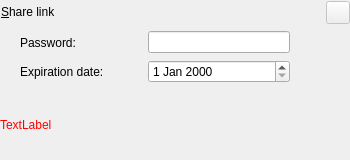
Above: src/gui/sharelinkwidget.ui from nextcloud/desktop before the change. Below: the same form after it.
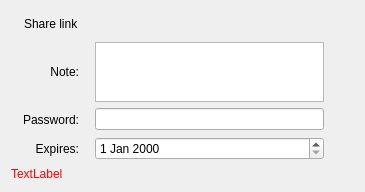
That is the form after the change. Icons and pictures are not drawn. Custom widgets are drawn as their Qt base class.

Commit message: Finishing PR #1154 adding note when sharing

```diff
--- a/src/gui/sharelinkwidget.ui
+++ b/src/gui/sharelinkwidget.ui
@@ -6,8 +6,8 @@
    <rect>
     <x>0</x>
     <y>0</y>
-    <width>350</width>
-    <height>160</height>
+    <width>365</width>
+    <height>192</height>
    </rect>
   </property>
   <property name="sizePolicy">
@@ -16,60 +16,266 @@
     <verstretch>0</verstretch>
    </sizepolicy>
   </property>
-  <layout class="QGridLayout" name="gridLayout">
-   <property name="leftMargin">
-    <number>0</number>
-   </property>
-   <property name="topMargin">
-    <number>0</number>
-   </property>
-   <property name="rightMargin">
-    <number>0</number>
-   </property>
-   <property name="bottomMargin">
-    <number>0</number>
-   </property>
-   <item row="2" column="1">
-    <widget class="QDateEdit" name="calendar">
-     <property name="sizePolicy">
-      <sizepolicy hsizetype="Minimum" vsizetype="Fixed">
-       <horstretch>1</horstretch>
-       <verstretch>0</verstretch>
-      </sizepolicy>
-     </property>
-    </widget>
+  <layout class="QVBoxLayout" name="verticalLayout">
+   <item>
+    <layout class="QHBoxLayout" name="horizontalLayout">
+     <item>
+      <widget class="QLabel" name="shareLinkIconLabel">
+       <property name="text">
+        <string notr="true"/>
+       </property>
+       <property name="pixmap">
+        <pixmap resource="../../client.qrc">:/client/resources/public.svg</pixmap>
+       </property>
+       <property name="alignment">
+        <set>Qt::AlignRight|Qt::AlignTrailing|Qt::AlignVCenter</set>
+       </property>
+      </widget>
+     </item>
+     <item>
+      <widget class="QLabel" name="shareLinkLabel">
+       <property name="text">
+        <string>Share link</string>
+       </property>
+      </widget>
+     </item>
+     <item>
+      <spacer name="horizontalSpacer">
+       <property name="orientation">
+        <enum>Qt::Horizontal</enum>
+       </property>
+       <property name="sizeHint" stdset="0">
+        <size>
+         <width>40</width>
+         <height>25</height>
+        </size>
+       </property>
+      </spacer>
+     </item>
+     <item>
+      <widget class="QProgressIndicator" name="progressIndicator" native="true"/>
+     </item>
+     <item>
+      <spacer name="horizontalSpacer_2">
+       <property name="orientation">
+        <enum>Qt::Horizontal</enum>
+       </property>
+       <property name="sizeHint" stdset="0">
+        <size>
+         <width>40</width>
+         <height>25</height>
+        </size>
+       </property>
+      </spacer>
+     </item>
+     <item>
+      <widget class="QPushButton" name="enableShareLink">
+       <property name="text">
+        <string/>
+       </property>
+       <property name="icon">
+        <iconset resource="../../client.qrc">
+         <normaloff>:/client/resources/add.png</normaloff>:/client/resources/add.png</iconset>
+       </property>
+       <property name="checkable">
+        <bool>false</bool>
+       </property>
+       <property name="flat">
+        <bool>true</bool>
+       </property>
+      </widget>
+     </item>
+     <item>
+      <widget class="QToolButton" name="shareLinkToolButton">
+       <property name="enabled">
+        <bool>false</bool>
+       </property>
+       <property name="sizePolicy">
+        <sizepolicy hsizetype="Fixed" vsizetype="Fixed">
+         <horstretch>0</horstretch>
+         <verstretch>0</verstretch>
+        </sizepolicy>
+       </property>
+       <property name="icon">
+        <iconset resource="../../client.qrc">
+         <normaloff>:/client/resources/more.svg</normaloff>:/client/resources/more.svg</iconset>
+       </property>
+       <property name="popupMode">
+        <enum>QToolButton::InstantPopup</enum>
+       </property>
+       <property name="autoRaise">
+        <bool>true</bool>
+       </property>
+      </widget>
+     </item>
+    </layout>
    </item>
-   <item row="1" column="0">
-    <widget class="QLabel" name="passwordLabel">
-     <property name="sizePolicy">
-      <sizepolicy hsizetype="Preferred" vsizetype="Preferred">
-       <horstretch>1</horstretch>
-       <verstretch>0</verstretch>
-      </sizepolicy>
+   <item>
+    <layout class="QHBoxLayout" name="horizontalLayout_7">
+     <property name="sizeConstraint">
+      <enum>QLayout::SetFixedSize</enum>
      </property>
-     <property name="text">
-      <string>Password:</string>
-     </property>
-     <property name="indent">
-      <number>20</number>
-     </property>
-    </widget>
+     <item>
+      <widget class="QLabel" name="noteLabel">
+       <property name="sizePolicy">
+        <sizepolicy hsizetype="Preferred" vsizetype="Preferred">
+         <horstretch>0</horstretch>
+         <verstretch>0</verstretch>
+        </sizepolicy>
+       </property>
+       <property name="minimumSize">
+        <size>
+         <width>78</width>
+         <height>0</height>
+        </size>
+       </property>
+       <property name="text">
+        <string>Note:</string>
+       </property>
+       <property name="alignment">
+        <set>Qt::AlignRight|Qt::AlignTrailing|Qt::AlignVCenter</set>
+       </property>
+       <property name="indent">
+        <number>10</number>
+       </property>
+      </widget>
+     </item>
+     <item>
+      <widget class="QTextEdit" name="textEdit_note">
+       <property name="sizePolicy">
+        <sizepolicy hsizetype="Expanding" vsizetype="Minimum">
+         <horstretch>0</horstretch>
+         <verstretch>0</verstretch>
+        </sizepolicy>
+       </property>
+       <property name="minimumSize">
+        <size>
+         <width>0</width>
+         <height>60</height>
+        </size>
+       </property>
+       <property name="sizeAdjustPolicy">
+        <enum>QAbstractScrollArea::AdjustToContents</enum>
+       </property>
+      </widget>
+     </item>
+     <item>
+      <widget class="QToolButton" name="confirmNote">
+       <property name="icon">
+        <iconset resource="../../client.qrc">
+         <normaloff>:/client/resources/confirm.svg</normaloff>:/client/resources/confirm.svg</iconset>
+       </property>
+       <property name="autoRaise">
+        <bool>true</bool>
+       </property>
+      </widget>
+     </item>
+    </layout>
    </item>
-   <item row="0" column="3">
-    <widget class="QToolButton" name="shareLinkToolButton">
-     <property name="enabled">
-      <bool>false</bool>
-     </property>
-     <property name="icon">
-      <iconset resource="../../client.qrc">
-       <normaloff>:/client/resources/more.svg</normaloff>:/client/resources/more.svg</iconset>
-     </property>
-     <property name="popupMode">
-      <enum>QToolButton::InstantPopup</enum>
-     </property>
-    </widget>
+   <item>
+    <layout class="QHBoxLayout" name="horizontalLayout_6">
+     <item>
+      <widget class="QLabel" name="passwordLabel">
+       <property name="sizePolicy">
+        <sizepolicy hsizetype="Preferred" vsizetype="Preferred">
+         <horstretch>0</horstretch>
+         <verstretch>0</verstretch>
+        </sizepolicy>
+       </property>
+       <property name="minimumSize">
+        <size>
+         <width>78</width>
+         <height>0</height>
+        </size>
+       </property>
+       <property name="text">
+        <string>Password:</string>
+       </property>
+       <property name="alignment">
+        <set>Qt::AlignRight|Qt::AlignTrailing|Qt::AlignVCenter</set>
+       </property>
+       <property name="indent">
+        <number>10</number>
+       </property>
+      </widget>
+     </item>
+     <item>
+      <widget class="QLineEdit" name="lineEdit_password">
+       <property name="sizePolicy">
+        <sizepolicy hsizetype="Minimum" vsizetype="Fixed">
+         <horstretch>1</horstretch>
+         <verstretch>0</verstretch>
+        </sizepolicy>
+       </property>
+       <property name="echoMode">
+        <enum>QLineEdit::Password</enum>
+       </property>
+      </widget>
+     </item>
+     <item>
+      <widget class="QToolButton" name="confirmPassword">
+       <property name="icon">
+        <iconset resource="../../client.qrc">
+         <normaloff>:/client/resources/confirm.svg</normaloff>:/client/resources/confirm.svg</iconset>
+       </property>
+       <property name="autoRaise">
+        <bool>true</bool>
+       </property>
+      </widget>
+     </item>
+    </layout>
    </item>
-   <item row="3" column="0" colspan="4">
+   <item>
+    <layout class="QHBoxLayout" name="horizontalLayout_8">
+     <item>
+      <widget class="QLabel" name="expirationLabel">
+       <property name="sizePolicy">
+        <sizepolicy hsizetype="Preferred" vsizetype="Preferred">
+         <horstretch>0</horstretch>
+         <verstretch>0</verstretch>
+        </sizepolicy>
+       </property>
+       <property name="minimumSize">
+        <size>
+         <width>78</width>
+         <height>0</height>
+        </size>
+       </property>
+       <property name="text">
+        <string>Expires:</string>
+       </property>
+       <property name="alignment">
+        <set>Qt::AlignRight|Qt::AlignTrailing|Qt::AlignVCenter</set>
+       </property>
+       <property name="indent">
+        <number>10</number>
+       </property>
+      </widget>
+     </item>
+     <item>
+      <widget class="QDateEdit" name="calendar">
+       <property name="sizePolicy">
+        <sizepolicy hsizetype="Minimum" vsizetype="Fixed">
+         <horstretch>1</horstretch>
+         <verstretch>0</verstretch>
+        </sizepolicy>
+       </property>
+      </widget>
+     </item>
+     <item>
+      <widget class="QToolButton" name="confirmExpirationDate">
+       <property name="icon">
+        <iconset resource="../../client.qrc">
+         <normaloff>:/client/resources/confirm.svg</normaloff>:/client/resources/confirm.svg</iconset>
+       </property>
+       <property name="autoRaise">
+        <bool>true</bool>
+       </property>
+      </widget>
+     </item>
+    </layout>
+   </item>
+   <item>
     <widget class="QLabel" name="errorLabel">
      <property name="palette">
       <palette>
@@ -119,130 +325,6 @@
      </property>
     </widget>
    </item>
-   <item row="1" column="1">
-    <widget class="QLineEdit" name="lineEdit_password">
-     <property name="sizePolicy">
-      <sizepolicy hsizetype="Expanding" vsizetype="Fixed">
-       <horstretch>1</horstretch>
-       <verstretch>0</verstretch>
-      </sizepolicy>
-     </property>
-     <property name="echoMode">
-      <enum>QLineEdit::Password</enum>
-     </property>
-    </widget>
-   </item>
-   <item row="1" column="2">
-    <widget class="QToolButton" name="confirmPassword">
-     <property name="icon">
-      <iconset resource="../../client.qrc">
-       <normaloff>:/client/resources/confirm.svg</normaloff>:/client/resources/confirm.svg</iconset>
-     </property>
-     <property name="autoRaise">
-      <bool>true</bool>
-     </property>
-    </widget>
-   </item>
-   <item row="2" column="2">
-    <widget class="QToolButton" name="confirmExpirationDate">
-     <property name="icon">
-      <iconset resource="../../client.qrc">
-       <normaloff>:/client/resources/confirm.svg</normaloff>:/client/resources/confirm.svg</iconset>
-     </property>
-     <property name="autoRaise">
-      <bool>true</bool>
-     </property>
-    </widget>
-   </item>
-   <item row="0" column="0" colspan="3">
-    <layout class="QHBoxLayout" name="horizontalLayout">
-     <item>
-      <widget class="QPushButton" name="createShareButton">
-       <property name="sizePolicy">
-        <sizepolicy hsizetype="MinimumExpanding" vsizetype="Fixed">
-         <horstretch>0</horstretch>
-         <verstretch>0</verstretch>
-        </sizepolicy>
-       </property>
-       <property name="styleSheet">
-        <string notr="true">text-align: left</string>
-       </property>
-       <property name="text">
-        <string>&amp;Share link</string>
-       </property>
-       <property name="icon">
-        <iconset resource="../../client.qrc">
-         <normaloff>:/client/resources/public.svg</normaloff>:/client/resources/public.svg</iconset>
-       </property>
-       <property name="flat">
-        <bool>true</bool>
-       </property>
-      </widget>
-     </item>
-     <item>
-      <spacer name="horizontalSpacer">
-       <property name="orientation">
-        <enum>Qt::Horizontal</enum>
-       </property>
-       <property name="sizeHint" stdset="0">
-        <size>
-         <width>40</width>
-         <height>25</height>
-        </size>
-       </property>
-      </spacer>
-     </item>
-     <item>
-      <widget class="QProgressIndicator" name="progressIndicator" native="true"/>
-     </item>
-     <item>
-      <spacer name="horizontalSpacer_2">
-       <property name="orientation">
-        <enum>Qt::Horizontal</enum>
-       </property>
-       <property name="sizeHint" stdset="0">
-        <size>
-         <width>40</width>
-         <height>25</height>
-        </size>
-       </property>
-      </spacer>
-     </item>
-     <item>
-      <widget class="QPushButton" name="enableShareLink">
-       <property name="text">
-        <string/>
-       </property>
-       <property name="icon">
-        <iconset resource="../../client.qrc">
-         <normaloff>:/client/resources/add.png</normaloff>:/client/resources/add.png</iconset>
-       </property>
-       <property name="checkable">
-        <bool>false</bool>
-       </property>
-       <property name="flat">
-        <bool>true</bool>
-       </property>
-      </widget>
-     </item>
-    </layout>
-   </item>
-   <item row="2" column="0">
-    <widget class="QLabel" name="expirationLabel">
-     <property name="sizePolicy">
-      <sizepolicy hsizetype="Preferred" vsizetype="Preferred">
-       <horstretch>1</horstretch>
-       <verstretch>0</verstretch>
-      </sizepolicy>
-     </property>
-     <property name="text">
-      <string>Expiration date:</string>
-     </property>
-     <property name="indent">
-      <number>20</number>
-     </property>
-    </widget>
-   </item>
   </layout>
  </widget>
  <layoutdefault spacing="6" margin="11"/>
```
The commit also changes 10 other files.
